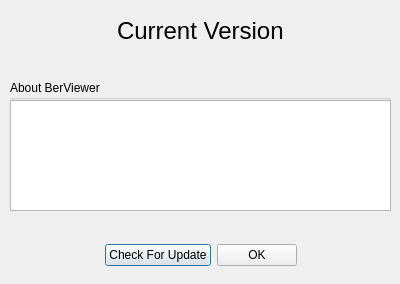
Before: the Qt Designer form BerViewer/about_dlg.ui in jykim74/BerEditor, drawn with Qt 5.
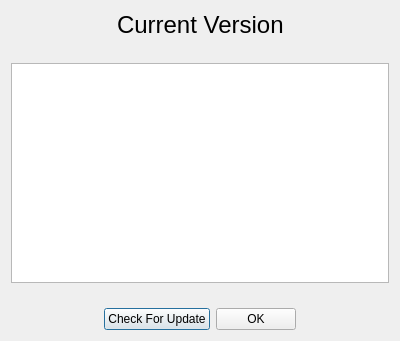
After: the same form once the commit is applied.

Diff of the .ui file:
```diff
--- a/BerViewer/about_dlg.ui
+++ b/BerViewer/about_dlg.ui
@@ -7,21 +7,14 @@
     <x>0</x>
     <y>0</y>
     <width>400</width>
-    <height>284</height>
+    <height>341</height>
    </rect>
   </property>
   <property name="windowTitle">
    <string>Dialog</string>
   </property>
-  <widget class="QWidget" name="horizontalLayoutWidget">
-   <property name="geometry">
-    <rect>
-     <x>10</x>
-     <y>10</y>
-     <width>381</width>
-     <height>41</height>
-    </rect>
-   </property>
+  <layout class="QVBoxLayout" name="verticalLayout">
+   <item>
    <layout class="QHBoxLayout" name="horizontalLayout">
     <item>
      <spacer name="horizontalSpacer">
@@ -62,16 +55,44 @@
      </spacer>
     </item>
    </layout>
-  </widget>
-  <widget class="QWidget" name="horizontalLayoutWidget_2">
-   <property name="geometry">
-    <rect>
-     <x>10</x>
-     <y>240</y>
-     <width>381</width>
-     <height>31</height>
-    </rect>
-   </property>
+   </item>
+   <item>
+    <spacer name="verticalSpacer">
+     <property name="orientation">
+      <enum>Qt::Vertical</enum>
+     </property>
+     <property name="sizeHint" stdset="0">
+      <size>
+       <width>20</width>
+       <height>40</height>
+      </size>
+     </property>
+    </spacer>
+   </item>
+   <item>
+    <widget class="QTextEdit" name="mAboutText">
+     <property name="minimumSize">
+      <size>
+       <width>0</width>
+       <height>220</height>
+      </size>
+     </property>
+    </widget>
+   </item>
+   <item>
+    <spacer name="verticalSpacer_2">
+     <property name="orientation">
+      <enum>Qt::Vertical</enum>
+     </property>
+     <property name="sizeHint" stdset="0">
+      <size>
+       <width>20</width>
+       <height>40</height>
+      </size>
+     </property>
+    </spacer>
+   </item>
+   <item>
    <layout class="QHBoxLayout" name="horizontalLayout_2">
     <item>
      <spacer name="horizontalSpacer_3">
@@ -114,33 +135,8 @@
      </spacer>
     </item>
    </layout>
-  </widget>
-  <widget class="QGroupBox" name="groupBox">
-   <property name="geometry">
-    <rect>
-     <x>10</x>
-     <y>80</y>
-     <width>381</width>
-     <height>131</height>
-    </rect>
-   </property>
-   <property name="title">
-    <string>About BerViewer</string>
-   </property>
-   <widget class="QTextEdit" name="mAboutText">
-    <property name="geometry">
-     <rect>
-      <x>0</x>
-      <y>20</y>
-      <width>381</width>
-      <height>111</height>
-     </rect>
-    </property>
-    <property name="readOnly">
-     <bool>true</bool>
-    </property>
-   </widget>
-  </widget>
+   </item>
+  </layout>
  </widget>
  <resources/>
  <connections/>
```
Lines whose indentation alone changed are shown as unchanged.
